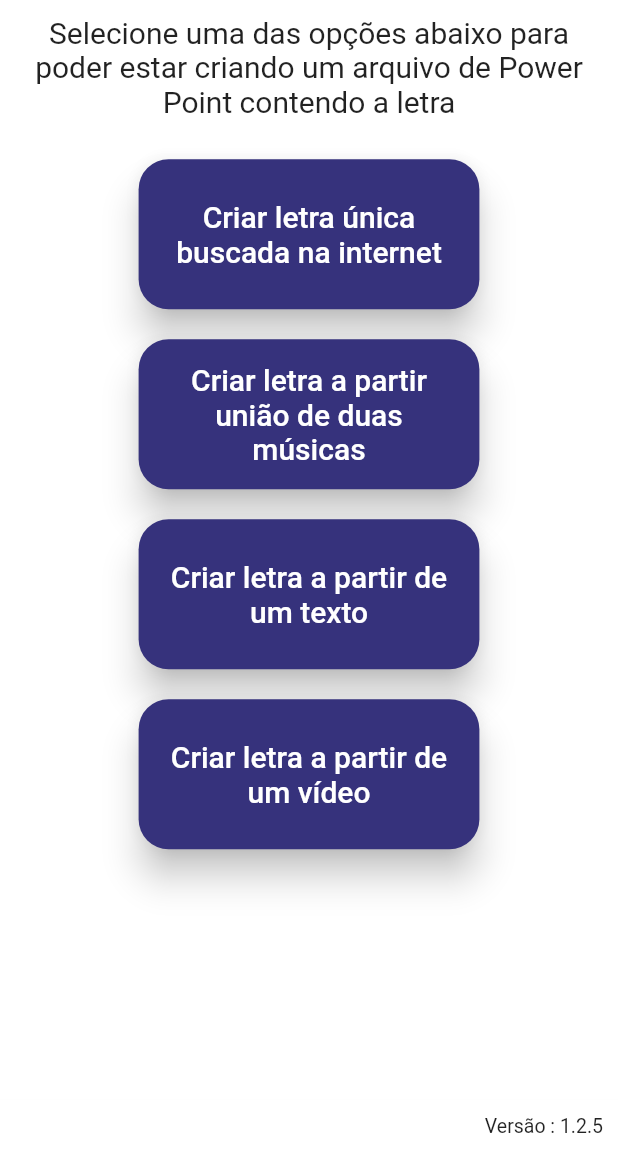
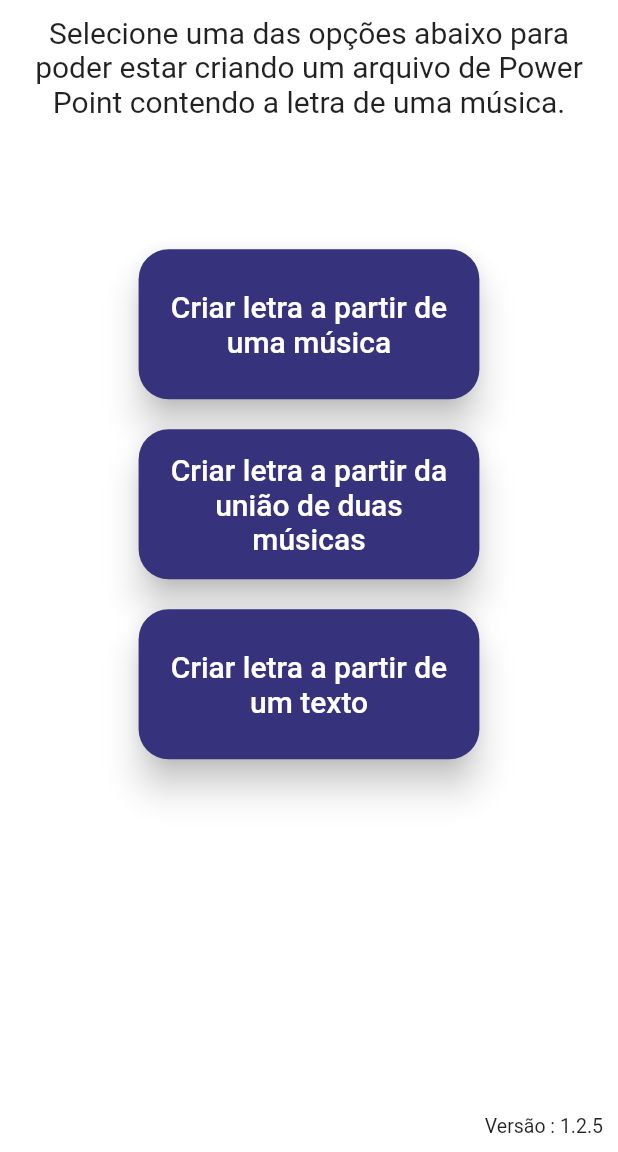
Before and after one commit to Tiodirca/SenturionLettersG, a Flutter app: the screen it shows after launch, on a phone screen of 412 x 824 dp, the part 84-1236 px from its top. Run offline on Flutter 3.47's test engine with Material 2 defaults, Android fonts, the phone set to English and light mode, and no system bars.

Commit message:
remocao da implementacao de baixar video e de converter video em texto

```diff
--- a/lib/Telas/tela_inicial.dart
+++ b/lib/Telas/tela_inicial.dart
@@ -1,5 +1,4 @@
 import 'package:flutter/material.dart';
-import 'package:senturionlettersg/Uteis/Servicos/pesquisa_letra.dart';
 import 'package:senturionlettersg/Uteis/textos.dart';
 import 'package:senturionlettersg/Uteis/constantes.dart';
 import 'package:senturionlettersg/Uteis/estilo.dart';
@@ -36,14 +35,6 @@ class _TelaInicialState extends State<TelaInicial> {
                 context,
                 Constantes.rotaTelaDividirLetraTexto,
               );
-            } else if (tituloBtn == Textos.btnCriarLetraVideoAudio) {
-              print("Entrou");
-              Navigator.pushReplacementNamed(
-                  context, Constantes.rotaTelaPesquisa,
-                  arguments: Constantes.tipoPesquisaVideo);
-              // setState(() {
-              //   exibirCaixaSelecao = true;
-              // });
             }
           },
           child: Text(tituloBtn,
@@ -82,61 +73,20 @@ class _TelaInicialState extends State<TelaInicial> {
                     Textos.descricaoTelaInicial,
                     style: const TextStyle(fontSize: 20),
                   )),
-              LayoutBuilder(
-                builder: (p0, p1) {
-                  if (!exibirCaixaSelecao) {
-                    return SizedBox(
+              SizedBox(
                   height: alturaTela * 0.6,
                   width: larguraTela * 0.6,
                   child: Center(
                     child: Wrap(
                       alignment: WrapAlignment.spaceAround,
                       children: [
-                              botoesHome(
-                                  context, 250, 100, Textos.btnLetraUnica),
-                              botoesHome(
-                                  context, 250, 100, Textos.btnUnirLetras),
+                        botoesHome(context, 250, 100, Textos.btnLetraUnica),
+                        botoesHome(context, 250, 100, Textos.btnUnirLetras),
                         botoesHome(
                             context, 250, 100, Textos.btnCriarLetraTexto),
-                              botoesHome(context, 250, 100,
-                                  Textos.btnCriarLetraVideoAudio),
                       ],
                     ),
-                        ));
-                  } else {
-                    return SizedBox(
-                      height: alturaTela * 0.6,
-                      width: alturaTela * 0.6,
-                      child: Card(
-                        child: Column(
-                          children: [
-                            SizedBox(
-                              height: 40,
-                              width: 40,
-                              child: FloatingActionButton(
-                                onPressed: () {
-                                  setState(() {
-                                    exibirCaixaSelecao = false;
-                                  });
-                                },
-                                child: const Icon(Icons.close),
-                              ),
-                            ),
-                            Row(
-                              mainAxisAlignment: MainAxisAlignment.center,
-                              children: [
-                                //botoesHome(context, 150, 80, Textos.btnCLetraVideoAudioArquivo),
-                                botoesHome(context, 150, 80,
-                                    Textos.btnCLetraVideoAudioInternet),
-                              ],
-                            )
-                          ],
-                        ),
-                      ),
-                    );
-                  }
-                },
-              )
+                  ))
             ]),
           ),
           bottomSheet: Container(
--- a/lib/Uteis/constantes.dart
+++ b/lib/Uteis/constantes.dart
@@ -9,8 +9,6 @@ class Constantes {
   static const rotaTelaListagemLetraUnir = "/telaListagemLetraUnir";
   static const rotaTelaDividirLetraTexto = "/telaDividirLetraTexto";
 
-  static const parametroBackLinkVideo = "linkVideo";
-  static const parametroBackPassarLinkVideo = "/passarLinkVideo";
 
   static const parametroBackPegarValores = "/pegarValores";
   static const parametroBackExcluirArquivo = "/excluirArquivo";
--- a/lib/Uteis/metodos_auxiliares.dart
+++ b/lib/Uteis/metodos_auxiliares.dart
@@ -68,7 +68,7 @@ class MetodosAuxiliares {
       }
     }
     ip = "http://$ip:5000";
-    print(ip);
+    //print(ip);
     return ip;
   }
 }
--- a/lib/Uteis/textos.dart
+++ b/lib/Uteis/textos.dart
@@ -4,16 +4,12 @@ class Textos {
   static String telaInicial = "";
   static String descricaoTelaInicial =
       "Selecione uma das opções abaixo para poder estar "
-      "criando um arquivo de Power Point contendo a letra";
+      "criando um arquivo de Power Point contendo a letra de uma música.";
 
   // string com o nome dos botoes
-  static String btnLetraUnica = "Criar letra única buscada na internet";
-  static String btnUnirLetras = "Criar letra a partir união de duas músicas";
+  static String btnLetraUnica = "Criar letra a partir de uma música";
+  static String btnUnirLetras = "Criar letra a partir da união de duas músicas";
   static String btnCriarLetraTexto = "Criar letra a partir de um texto";
-  static String btnCriarLetraVideoAudio = "Criar letra a partir de um vídeo";
-
-  static String btnCLetraVideoAudioArquivo = "Adiocionar Arquivo";
-  static String btnCLetraVideoAudioInternet = "Pesquisar Video na internet";
 
   static String btnEditar = "Editar";
   static String btnGerarArquivo = "Gerar Arquivo";
@@ -37,7 +33,8 @@ class Textos {
   static String telaPesquisa = "Pesquisa de Letras";
   static String descricaoBarraPesquisaLetra =
       "Digite o nome da música que deseja pesquisar";
-  static String hintBarraPesquisaLetra = "nome da musica e cantor";
+  static String labelBarraPesquisaLetra = "Digite o nome e o cantor da musica";
+  static String hintBarraPesquisaLetra = "Ex: Divino Companheiro Mara Lima";
   static String descricaoListagemLinks =
       "Selecione um dos links para carregar a letra da musica";
   static String descricaoListagemLinksLetraUnir =
@@ -67,16 +64,15 @@ class Textos {
   static String nomeLetraFinalUnir = "Nome Letra Final";
   static String hintTextFieldNomeLetra = "Digite o nome que a letra terá";
 
-  // TELA DE Colocar Letra
-
+  // TELA DE LETRA TEXTO
   static String telaDividirLetraTexto = "";
   static String hintDividirLetraTexto = "Cole ou digite a letra aqui";
   static String descricaoDividirLetraTexto =
-      "Copie e cole a mensagem de texto contendo a letra que deseja,"
-      "gerar o arquivo para avançar";
+      "Copie e cole a mensagem de texto contendo a letra da música que deseja"
+      "gerar o arquivo em Power Point para avançar";
   static String descricaoDividirLetraTextoAddEstrofe =
       "Para colocar o texto na linha de baixo pule para a proxima linha, para adicionar uma "
-      "estrofe nova pule a linha duas vezes,deixando um espaço entre uma estrofe e outra";
+      "estrofe nova, pule a linha duas vezes,deixando um espaço entre uma estrofe e outra";
 
   // ERROS
   static String erroPesquisaLetraUnir =
```
Also changed, not shown: lib/Telas/tela_pesquisa.dart (+13 -44 lines), lib/Uteis/Servicos/passar_link_video.dart (deleted, +0 -21 lines), lib/Uteis/Servicos/pesquisa_letra.dart (+0 -42 lines), lib/widgets/widget_listagem_videos.dart (deleted, +0 -56 lines). Lines whose indentation alone changed are shown as unchanged.
